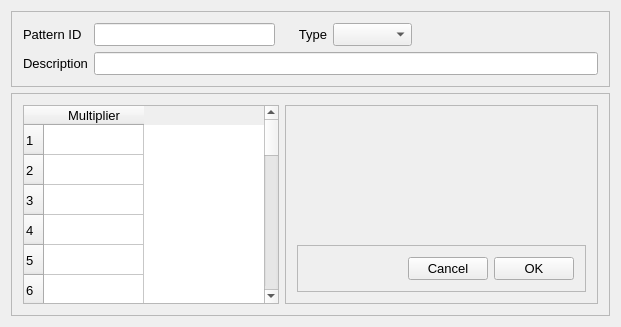
USEPA/SWMM-EPANET_User_Interface, file src/ui/SWMM/frmPatternEditorDesigner.ui: the form before one commit.
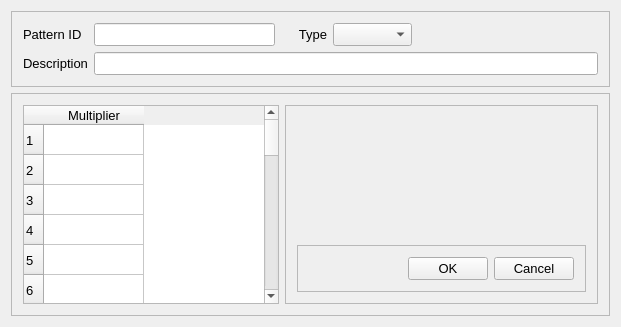
The form after the commit.

Commit message: tie in SWMM pattern editor

```diff
--- a/src/ui/SWMM/frmPatternEditorDesigner.ui
+++ b/src/ui/SWMM/frmPatternEditorDesigner.ui
@@ -200,16 +200,16 @@
               </spacer>
              </item>
              <item>
-              <widget class="QPushButton" name="cmdCancel">
+              <widget class="QPushButton" name="cmdOK">
                <property name="text">
-                <string>Cancel</string>
+                <string>OK</string>
                </property>
               </widget>
              </item>
              <item>
-              <widget class="QPushButton" name="cmdOK">
+              <widget class="QPushButton" name="cmdCancel">
                <property name="text">
-                <string>OK</string>
+                <string>Cancel</string>
                </property>
               </widget>
              </item>
```
The commit also changes 2 other files.
